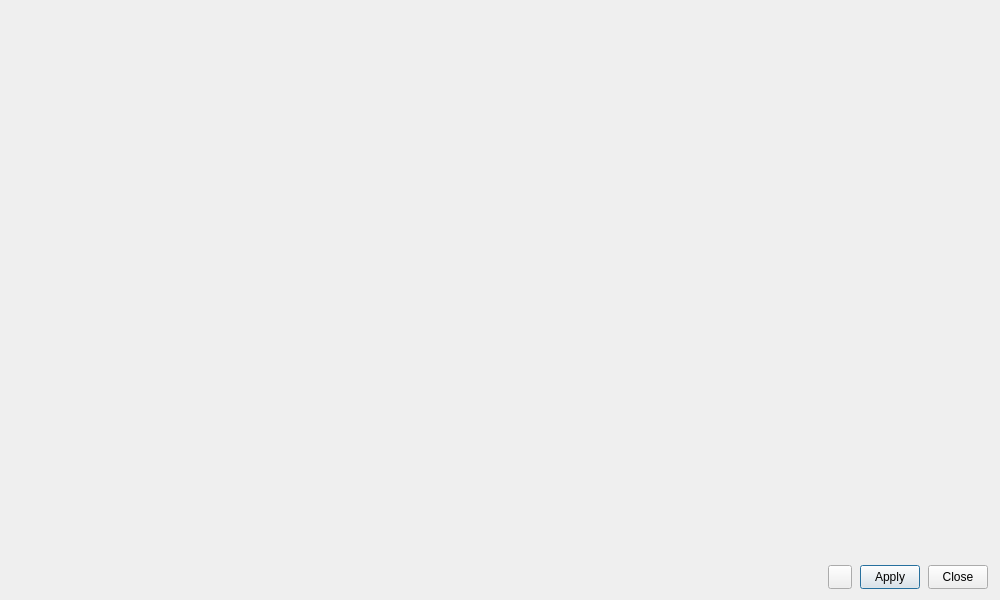
The window that Gems/Atom/Asset/ImageProcessingAtom/Code/Source/Editor/TexturePropertyEditor.ui (accesspointmg/org.o3de.repo.atom) describes before a commit, drawn with Qt 5.
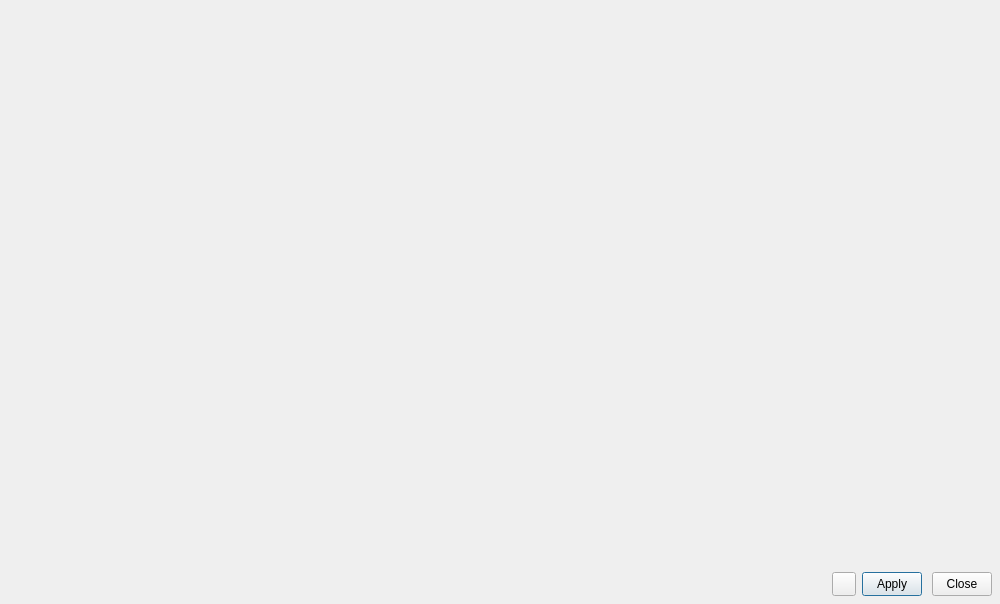
The same window after the commit. Icons and pictures are not drawn.

Commit message: Integrating review feedback. Aligned interface elements.

The edit to the form file:
```diff
--- a/Gems/Atom/Asset/ImageProcessingAtom/Code/Source/Editor/TexturePropertyEditor.ui
+++ b/Gems/Atom/Asset/ImageProcessingAtom/Code/Source/Editor/TexturePropertyEditor.ui
@@ -5,13 +5,13 @@
         <property name="minimumSize">
             <size>
                 <width>1000</width>
-                <height>600</height>
+                <height>604</height>
             </size>
         </property>
         <property name="maximumSize">
             <size>
                 <width>1000</width>
-                <height>600</height>
+                <height>604</height>
             </size>
         </property>
         <property name="windowTitle">
@@ -23,39 +23,47 @@
                 <rect>
                     <x>0</x>
                     <y>0</y>
-                    <width>535</width>
-                    <height>600</height>
+                    <width>532</width>
+                    <height>572</height>
                 </rect>
             </property>
-            <layout class="QVBoxLayout" name="mainLayout"/>
+            <layout class="QVBoxLayout" name="mainLayout">
+                <property name="spacing">
+                    <number>0</number>
+                </property>
+            </layout>
         </widget>
 <!-- Texture settings area-->
         <widget class="QWidget" name="settingsArea">
             <property name="geometry">
                 <rect>
-                    <x>535</x>
+                    <x>532</x>
                     <y>0</y>
-                    <width>465</width>
-                    <height>565</height>
+                    <width>468</width>
+                    <height>572</height>
                 </rect>
             </property>
-            <layout class="QVBoxLayout" name="settingsLayout"/>
+            <layout class="QVBoxLayout" name="settingsLayout">
+                <property name="spacing">
+                    <number>0</number>
+                </property>
+            </layout>
         </widget>
 <!-- Button area -->
         <widget class="QWidget" name="buttonArea">
             <property name="geometry">
                 <rect>
-                    <x>535</x>
-                    <y>565</y>
-                    <width>465</width>
-                    <height>35</height>
+                    <x>0</x>
+                    <y>572</y>
+                    <width>1000</width>
+                    <height>32</height>
                 </rect>
             </property>
 <!-- Help Button -->
             <widget class="QToolButton" name="helpBtn">
                 <property name="geometry">
                     <rect>
-                        <x>293</x>
+                        <x>832</x>
                         <y>0</y>
                         <width>24</width>
                         <height>24</height>
@@ -71,7 +79,7 @@
             <widget class="QPushButton" name="saveBtn">
                 <property name="geometry">
                     <rect>
-                        <x>325</x>
+                        <x>862</x>
                         <y>0</y>
                         <width>60</width>
                         <height>24</height>
@@ -85,7 +93,7 @@
             <widget class="QPushButton" name="cancelBtn">
                 <property name="geometry">
                     <rect>
-                        <x>393</x>
+                        <x>932</x>
                         <y>0</y>
                         <width>60</width>
                         <height>24</height>
```
The commit also changes 6 other files.
